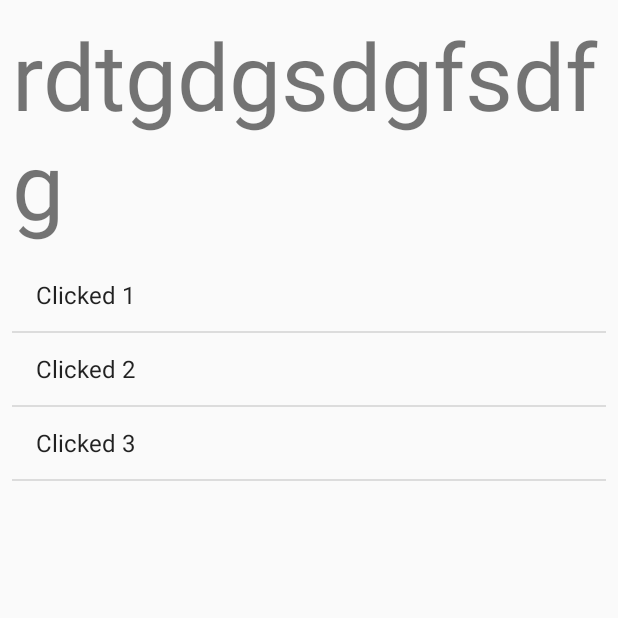
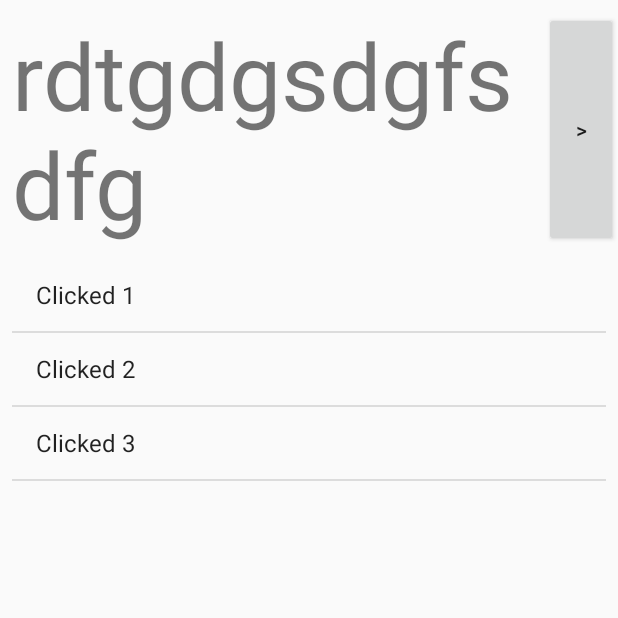
Before and after one commit to AlexEx54/repetitor, an Android app: the screen it shows after launch (SentenceActivity), on a phone screen of 412 x 824 dp, the top half of it. Run offline under Robolectric (Android 15) with nearby library versions, the phone set to English and light mode, and no system bars.

Commit message:
added slide button on main screen

```diff
--- a/app/src/main/res/layout/activity_sentence.xml
+++ b/app/src/main/res/layout/activity_sentence.xml
@@ -40,7 +40,29 @@
         android:text="rdtgdgsdgfsdfg"
         app:autoSizeTextType="uniform"
         app:layout_constraintBottom_toTopOf="@+id/listView2"
-        app:layout_constraintEnd_toEndOf="parent"
+        app:layout_constraintEnd_toStartOf="@+id/guideline"
+        app:layout_constraintHorizontal_bias="0.5"
         app:layout_constraintStart_toStartOf="parent"
         app:layout_constraintTop_toTopOf="parent" />
+
+    <Button
+        android:id="@+id/button"
+        android:layout_width="0dp"
+        android:layout_height="0dp"
+        android:layout_marginBottom="8dp"
+        android:layout_marginStart="8dp"
+        android:layout_marginTop="8dp"
+        android:elevation="0dp"
+        android:text=">"
+        app:layout_constraintBottom_toTopOf="@+id/listView2"
+        app:layout_constraintEnd_toEndOf="parent"
+        app:layout_constraintStart_toEndOf="@+id/textView3"
+        app:layout_constraintTop_toTopOf="parent" />
+
+    <android.support.constraint.Guideline
+        android:id="@+id/guideline"
+        android:layout_width="wrap_content"
+        android:layout_height="wrap_content"
+        android:orientation="vertical"
+        app:layout_constraintGuide_percent="0.88" />
 </android.support.constraint.ConstraintLayout>
```
